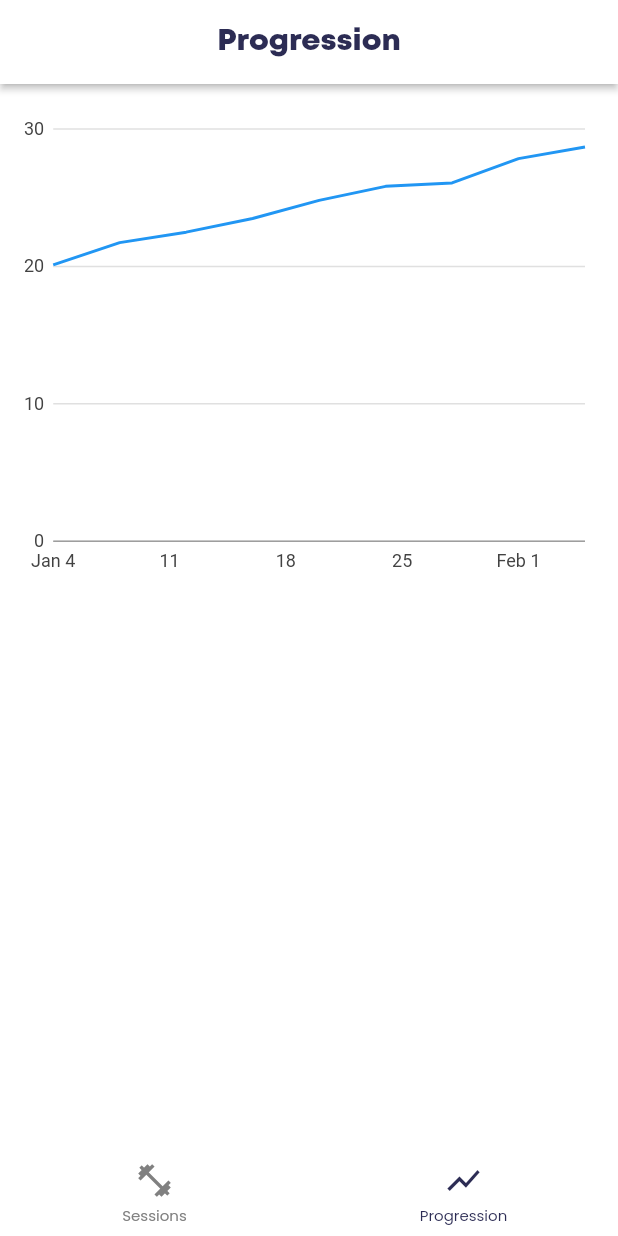
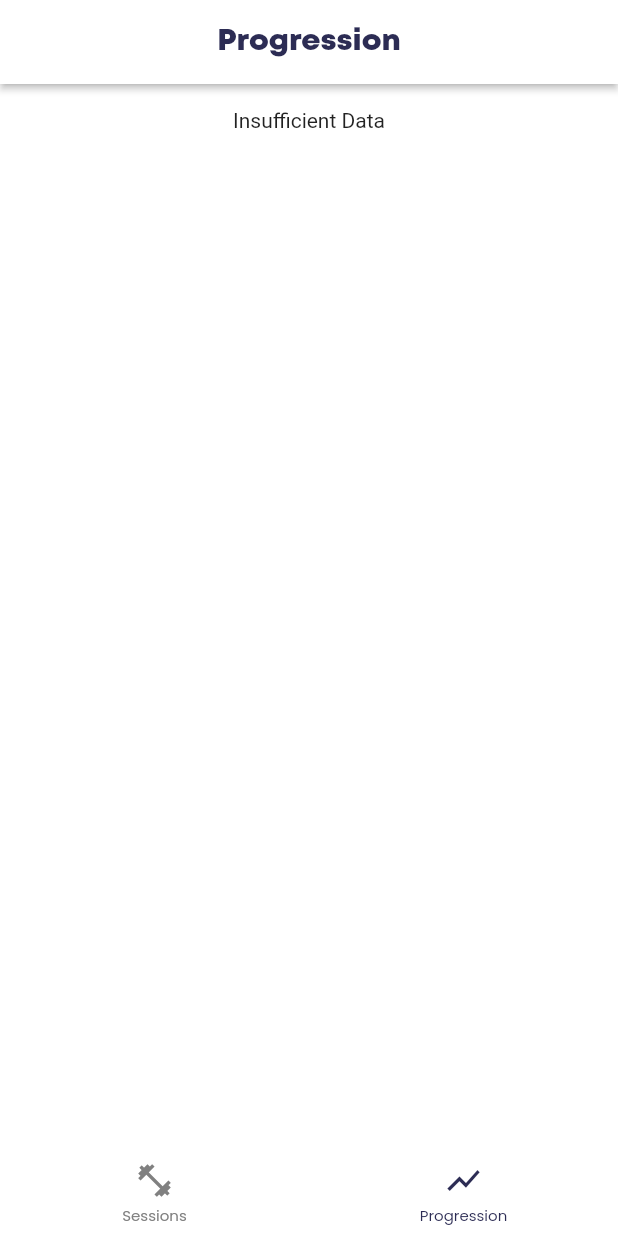
Before and after one commit to JPUF/ppl_course, a Flutter app: the screen it shows after launch, item 2 of the bottom bar chosen, on a phone screen of 412 x 824 dp. Run offline on Flutter 3.47's test engine with Material 2 defaults, Android fonts, the phone set to English and light mode, and no system bars; drawn by our look-alikes of persistent_bottom_nav_bar; our stand-ins replace animated_toggle_switch, bloc, charts_flutter, dropdown_search, flutter_bloc, flutter_svg and 7 more; missing offline and left inert: flutter_material_pickers; accounts and stored records are empty.

Commit message:
Chart with live data

```diff
--- a/lib/logic/stats/stats_bloc.dart
+++ b/lib/logic/stats/stats_bloc.dart
@@ -1,51 +1,46 @@
-import 'dart:math';
-
 import 'package:bloc/bloc.dart';
 import 'package:charts_flutter/flutter.dart' as charts;
 import 'package:flutter/material.dart';
 import 'package:meta/meta.dart';
-import 'package:ppl_course/common/utils/date_time_day.dart';
-import 'package:ppl_course/data/models/exercise/weight.dart';
 import 'package:ppl_course/data/models/session/date_time_weight.dart';
+import 'package:ppl_course/data/models/session/session.dart';
+import 'package:ppl_course/data/repositories/session_repository.dart';
 
 part 'stats_event.dart';
 part 'stats_state.dart';
 
 class StatsBloc extends Bloc<StatsEvent, StatsState> {
-  StatsBloc() : super(StatsInitial()) {
+  final SessionRepository _sessionRepository;
+
+  StatsBloc(this._sessionRepository) : super(StatsInitial()) {
     on<TotalVolumeEvent>(_onTotalVolume);
   }
 
-  List<DateTimeWeight> completedSessions() {
-    final s = <DateTimeWeight>[];
-    final r = Random();
-    const l = -1;
-    for (int i = 1; i < 10; i++) {
-      final v = l + r.nextDouble();
-      s.add(DateTimeWeight(
-        DateTimeDay(2022, 1, i * 4),
-        Weight(i + 20 + v),
-      ));
-    }
-    return s;
-  }
-
-  //TODO needs to be read from session repo. So requires DI for the repo.
-  List<charts.Series<DateTimeWeight, DateTime>> _createSampleData() {
-    final data = completedSessions();
-
+  List<charts.Series<DateTimeWeight, DateTime>> _createChartData(
+      List<DateTimeWeight> points) {
     return [
       charts.Series<DateTimeWeight, DateTime>(
         id: 'Weight',
         colorFn: (_, __) => charts.MaterialPalette.blue.shadeDefault,
         domainFn: (DateTimeWeight entry, _) => entry.dateTime,
         measureFn: (DateTimeWeight entry, _) => entry.weight.kg,
-        data: data,
+        data: points,
       )
     ];
   }
 
+  List<DateTimeWeight> _mapToDateTimeWeight(List<Session> sessions) {
+    return sessions.map((s) => DateTimeWeight(s.day, s.totalVolume())).toList();
+  }
+
   void _onTotalVolume(TotalVolumeEvent event, Emitter<StatsState> emit) {
-    emit(TotalVolumeState(_createSampleData()));
+    final completedSessions = _sessionRepository.getAllCompletedSessions();
+    if(completedSessions.isNotEmpty){
+      emit(TotalVolumeState(
+        _createChartData(_mapToDateTimeWeight(completedSessions)),
+      ));
+    } else {
+      emit(InsufficientDataState());
+    }
   }
 }
--- a/lib/main.dart
+++ b/lib/main.dart
@@ -46,7 +46,7 @@ class PlannerApp extends StatelessWidget {
         BlocProvider<SessionsBloc>(
             create: (context) => SessionsBloc(sessionRepository)),
         BlocProvider<ExercisesBloc>(create: (context) => ExercisesBloc()),
-        BlocProvider<StatsBloc>(create: (context) => StatsBloc())
+        BlocProvider<StatsBloc>(create: (context) => StatsBloc(sessionRepository))
       ],
       child: MaterialApp(
           theme: ThemeData(
--- a/lib/presentation/pages/stats/stats_page.dart
+++ b/lib/presentation/pages/stats/stats_page.dart
@@ -24,13 +24,8 @@ class _StatsPageState extends State<StatsPage> {
   );
 
   @override
-  void initState() {
-    super.initState();
+  Widget build(BuildContext context) {
     BlocProvider.of<StatsBloc>(context).add(TotalVolumeEvent());
-  }
-
-  @override
-  Widget build(BuildContext context) {
     return Scaffold(
       appBar: AppBar(
         centerTitle: true,
```
Also changed, not shown: lib/data/models/session/session.dart (+9 -0 lines).
